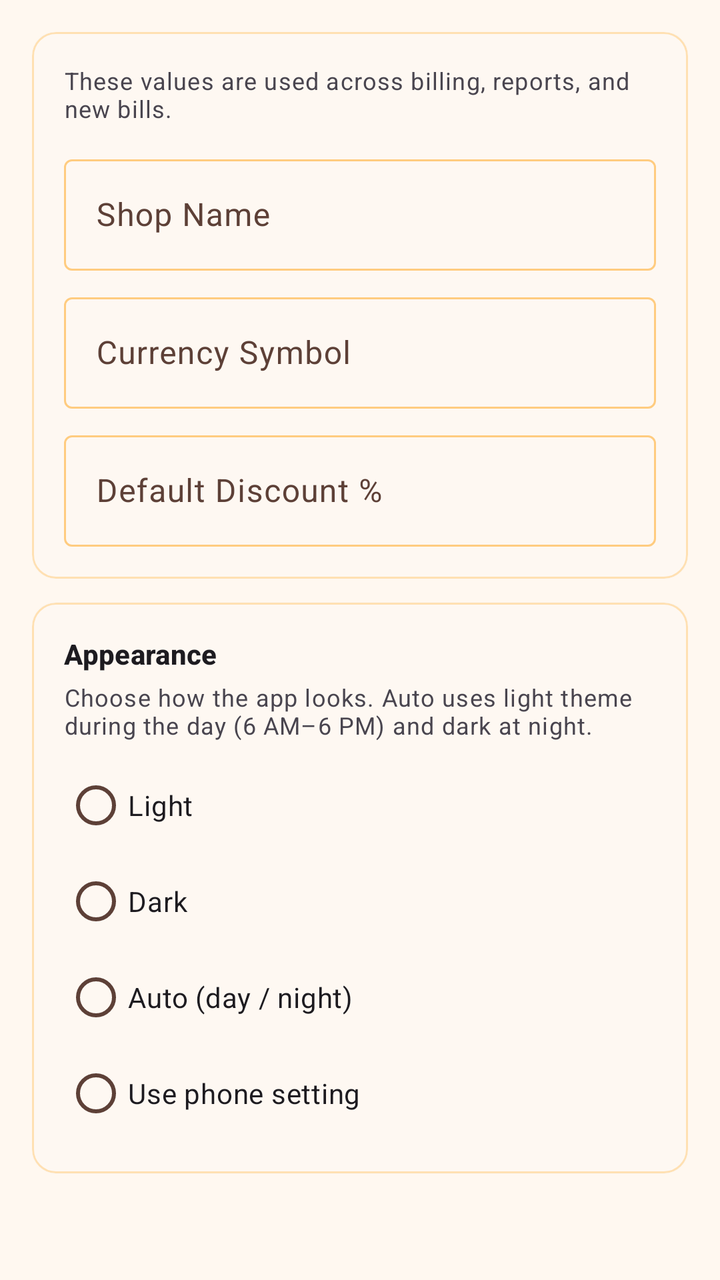
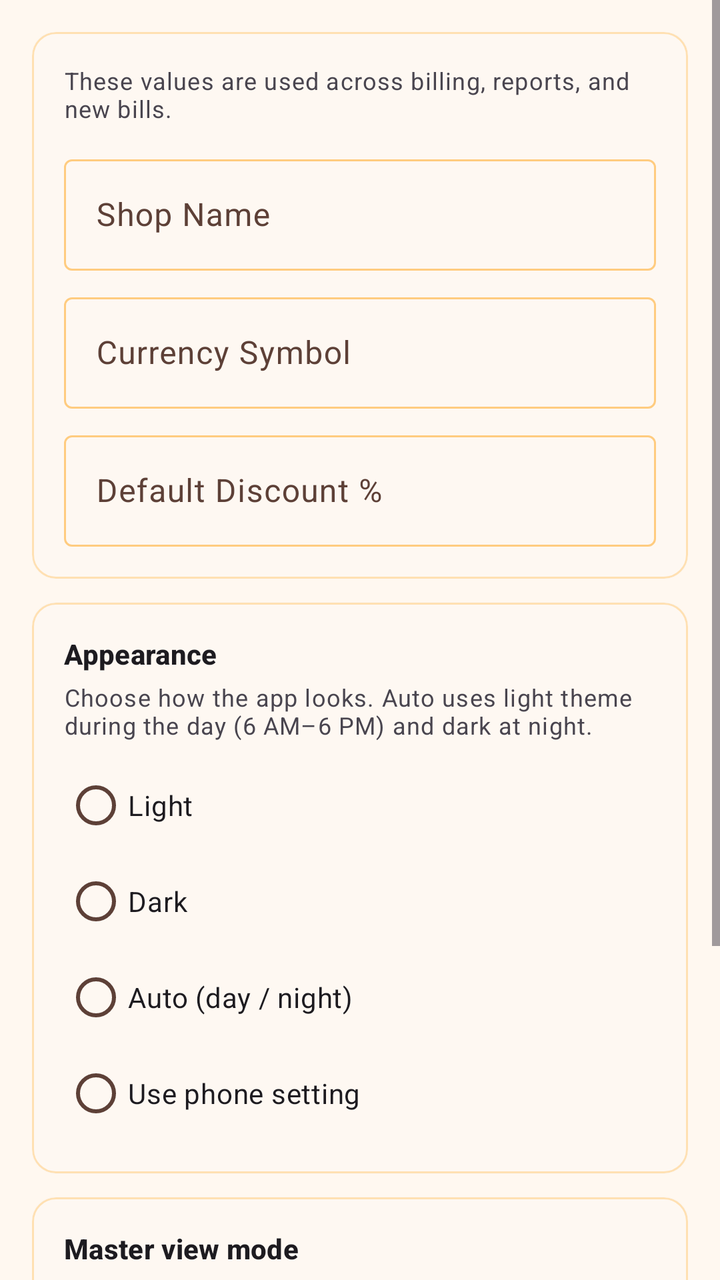

Screens rendered from an Android XML layout before and after an edit, with the pre-edit source and the edit as a unified diff.
<!-- AndroidManifest.xml: application theme Theme.VikrSaathi -->
<!-- res/layout/fragment_general_settings.xml -->
<?xml version="1.0" encoding="utf-8"?>
<ScrollView xmlns:android="http://schemas.android.com/apk/res/android"
    xmlns:app="http://schemas.android.com/apk/res-auto"
    android:layout_width="match_parent"
    android:layout_height="match_parent"
    android:fillViewport="true">

    <LinearLayout
        android:layout_width="match_parent"
        android:layout_height="wrap_content"
        android:orientation="vertical"
        android:padding="16dp">

        <com.google.android.material.card.MaterialCardView
            android:layout_width="match_parent"
            android:layout_height="wrap_content"
            app:cardElevation="1dp"
            app:contentPadding="16dp">

            <LinearLayout
                android:layout_width="match_parent"
                android:layout_height="wrap_content"
                android:orientation="vertical">

                <TextView
                    android:layout_width="match_parent"
                    android:layout_height="wrap_content"
                    android:text="@string/settings_general_page_hint"
                    android:textAppearance="?attr/textAppearanceBodySmall"
                    android:textColor="?android:attr/textColorSecondary" />

                <com.google.android.material.textfield.TextInputLayout
                    style="@style/Widget.Material3.TextInputLayout.OutlinedBox"
                    android:layout_width="match_parent"
                    android:layout_height="wrap_content"
                    android:layout_marginTop="12dp"
                    android:hint="@string/shop_name">

                    <com.google.android.material.textfield.TextInputEditText
                        android:id="@+id/editShopName"
                        android:layout_width="match_parent"
                        android:layout_height="wrap_content"
                        android:inputType="text" />
                </com.google.android.material.textfield.TextInputLayout>

                <com.google.android.material.textfield.TextInputLayout
                    style="@style/Widget.Material3.TextInputLayout.OutlinedBox"
                    android:layout_width="match_parent"
                    android:layout_height="wrap_content"
                    android:layout_marginTop="8dp"
                    android:hint="@string/currency_symbol">

                    <com.google.android.material.textfield.TextInputEditText
                        android:id="@+id/editCurrencySymbol"
                        android:layout_width="match_parent"
                        android:layout_height="wrap_content"
                        android:inputType="text" />
                </com.google.android.material.textfield.TextInputLayout>

                <com.google.android.material.textfield.TextInputLayout
                    style="@style/Widget.Material3.TextInputLayout.OutlinedBox"
                    android:layout_width="match_parent"
                    android:layout_height="wrap_content"
                    android:layout_marginTop="8dp"
                    android:hint="@string/default_discount_percent">

                    <com.google.android.material.textfield.TextInputEditText
                        android:id="@+id/editDefaultDiscount"
                        android:layout_width="match_parent"
                        android:layout_height="wrap_content"
                        android:inputType="numberDecimal" />
                </com.google.android.material.textfield.TextInputLayout>
            </LinearLayout>
        </com.google.android.material.card.MaterialCardView>

        <com.google.android.material.card.MaterialCardView
            android:layout_width="match_parent"
            android:layout_height="wrap_content"
            android:layout_marginTop="12dp"
            app:cardElevation="1dp"
            app:contentPadding="16dp">

            <LinearLayout
                android:layout_width="match_parent"
                android:layout_height="wrap_content"
                android:orientation="vertical">

                <TextView
                    android:layout_width="match_parent"
                    android:layout_height="wrap_content"
                    android:text="@string/theme_appearance_section"
                    android:textAppearance="?attr/textAppearanceTitleSmall"
                    android:textStyle="bold" />

                <TextView
                    android:layout_width="match_parent"
                    android:layout_height="wrap_content"
                    android:layout_marginTop="4dp"
                    android:text="@string/theme_mode_hint"
                    android:textAppearance="?attr/textAppearanceBodySmall"
                    android:textColor="?android:attr/textColorSecondary" />

                <RadioGroup
                    android:id="@+id/radioThemeMode"
                    android:layout_width="match_parent"
                    android:layout_height="wrap_content"
                    android:layout_marginTop="8dp">

                    <com.google.android.material.radiobutton.MaterialRadioButton
                        android:id="@+id/radioThemeLight"
                        android:layout_width="match_parent"
                        android:layout_height="wrap_content"
                        android:text="@string/theme_mode_light" />

                    <com.google.android.material.radiobutton.MaterialRadioButton
                        android:id="@+id/radioThemeDark"
                        android:layout_width="match_parent"
                        android:layout_height="wrap_content"
                        android:text="@string/theme_mode_dark" />

                    <com.google.android.material.radiobutton.MaterialRadioButton
                        android:id="@+id/radioThemeAuto"
                        android:layout_width="match_parent"
                        android:layout_height="wrap_content"
                        android:text="@string/theme_mode_auto" />

                    <com.google.android.material.radiobutton.MaterialRadioButton
                        android:id="@+id/radioThemeSystem"
                        android:layout_width="match_parent"
                        android:layout_height="wrap_content"
                        android:text="@string/theme_mode_system" />
                </RadioGroup>
            </LinearLayout>
        </com.google.android.material.card.MaterialCardView>
    </LinearLayout>
</ScrollView>
<!-- resources referenced by this layout -->
<resources>
  <string name="currency_symbol">Currency Symbol</string>
  <string name="default_discount_percent">Default Discount %</string>
  <string name="settings_general_page_hint">These values are used across billing, reports, and new bills.</string>
  <string name="shop_name">Shop Name</string>
  <string name="theme_appearance_section">Appearance</string>
  <string name="theme_mode_auto">Auto (day / night)</string>
  <string name="theme_mode_dark">Dark</string>
  <string name="theme_mode_hint">Choose how the app looks. Auto uses light theme during the day (6 AM–6 PM) and dark at night.</string>
  <string name="theme_mode_light">Light</string>
  <string name="theme_mode_system">Use phone setting</string>
  <style name="Theme.VikrSaathi" parent="Theme.Material3.DayNight.NoActionBar">
          <item name="colorPrimary">@color/orange_primary</item>
          <item name="colorPrimaryDark">@color/orange_primary_dark</item>
          <item name="colorPrimaryVariant">@color/orange_primary_dark</item>
          <item name="colorOnPrimary">@color/orange_on_primary</item>
          <item name="colorSecondary">@color/orange_accent</item>
          <item name="colorSecondaryVariant">@color/orange_700</item>
          <item name="colorOnSecondary">@color/black</item>
          <item name="colorPrimaryContainer">@color/orange_100</item>
          <item name="colorOnPrimaryContainer">@color/orange_900</item>
          <item name="colorSurface">@color/surface_card</item>
          <item name="colorOnSurface">@color/text_primary_dark</item>
          <item name="colorSurfaceVariant">@color/orange_surface</item>
          <item name="colorOnSurfaceVariant">@color/text_secondary_dark</item>
          <item name="colorOutline">@color/stroke_default</item>
          <item name="colorOutlineVariant">@color/stroke_subtle</item>
          <item name="android:colorBackground">@color/orange_surface</item>
          <item name="android:statusBarColor">@color/orange_primary_dark</item>
          <item name="android:navigationBarColor">@color/orange_primary_dark</item>
          <item name="materialSwitchStyle">@style/VikrSaathiSwitch</item>
          <item name="materialButtonOutlinedStyle">@style/VikrSaathiOutlinedButton</item>
      </style>
  <color name="orange_primary">#F57C00</color>
  <color name="orange_primary_dark">#E65100</color>
  <color name="orange_on_primary">#FFFFFF</color>
  <color name="orange_accent">#FFB74D</color>
  <color name="orange_700">#F57C00</color>
  <color name="black">#FF000000</color>
  <color name="orange_100">#FFE0B2</color>
  <color name="orange_900">#E65100</color>
  <color name="surface_card">#FFFFFF</color>
  <color name="text_primary_dark">#212121</color>
  <color name="orange_surface">#FFF8F0</color>
  <color name="text_secondary_dark">#5D4037</color>
  <color name="stroke_default">@color/orange_200</color>
  <color name="stroke_subtle">@color/orange_100</color>
  <style name="VikrSaathiSwitch" parent="Widget.Material3.CompoundButton.MaterialSwitch">
          <item name="thumbTint">@color/switch_thumb_tint</item>
          <item name="trackTint">@color/switch_track_tint</item>
          <item name="trackDecorationTint">@color/switch_track_decoration_tint</item>
      </style>
  <style name="VikrSaathiOutlinedButton" parent="Widget.Material3.Button.OutlinedButton">
          <item name="android:textColor">@color/button_outlined_text</item>
          <item name="strokeColor">@color/button_outlined_stroke</item>
      </style>
  <color name="orange_200">#FFCC80</color>
</resources>

<!-- the commit's change to res/layout/fragment_general_settings.xml (unified diff, before → after) -->
@@ -132,5 +132,59 @@
                 </RadioGroup>
             </LinearLayout>
         </com.google.android.material.card.MaterialCardView>
+
+        <com.google.android.material.card.MaterialCardView
+            android:layout_width="match_parent"
+            android:layout_height="wrap_content"
+            android:layout_marginTop="12dp"
+            app:cardElevation="1dp"
+            app:contentPadding="16dp">
+
+            <LinearLayout
+                android:layout_width="match_parent"
+                android:layout_height="wrap_content"
+                android:orientation="vertical">
+
+                <TextView
+                    android:layout_width="match_parent"
+                    android:layout_height="wrap_content"
+                    android:text="@string/master_view_mode_section"
+                    android:textAppearance="?attr/textAppearanceTitleSmall"
+                    android:textStyle="bold" />
+
+                <TextView
+                    android:layout_width="match_parent"
+                    android:layout_height="wrap_content"
+                    android:layout_marginTop="4dp"
+                    android:text="@string/master_view_mode_hint"
+                    android:textAppearance="?attr/textAppearanceBodySmall"
+                    android:textColor="?android:attr/textColorSecondary" />
+
+                <RadioGroup
+                    android:id="@+id/radioMasterViewMode"
+                    android:layout_width="match_parent"
+                    android:layout_height="wrap_content"
+                    android:layout_marginTop="8dp">
+
+                    <com.google.android.material.radiobutton.MaterialRadioButton
+                        android:id="@+id/radioMasterViewComfortable"
+                        android:layout_width="match_parent"
+                        android:layout_height="wrap_content"
+                        android:text="@string/view_mode_comfortable" />
+
+                    <com.google.android.material.radiobutton.MaterialRadioButton
+                        android:id="@+id/radioMasterViewCompact"
+                        android:layout_width="match_parent"
+                        android:layout_height="wrap_content"
+                        android:text="@string/view_mode_compact" />
+
+                    <com.google.android.material.radiobutton.MaterialRadioButton
+                        android:id="@+id/radioMasterViewDetails"
+                        android:layout_width="match_parent"
+                        android:layout_height="wrap_content"
+                        android:text="@string/view_mode_details" />
+                </RadioGroup>
+            </LinearLayout>
+        </com.google.android.material.card.MaterialCardView>
     </LinearLayout>
 </ScrollView>
<!-- resource entries referenced after the edit -->
@@ -2,6 +2,8 @@
 <resources>
   <string name="currency_symbol">Currency Symbol</string>
   <string name="default_discount_percent">Default Discount %</string>
+  <string name="master_view_mode_hint">Default list density for Customers, Items, Inventory, and Bills History. A choice made on a screen overrides this for that screen only.</string>
+  <string name="master_view_mode_section">Master view mode</string>
   <string name="settings_general_page_hint">These values are used across billing, reports, and new bills.</string>
   <string name="shop_name">Shop Name</string>
   <string name="theme_appearance_section">Appearance</string>
@@ -10,6 +12,9 @@
   <string name="theme_mode_hint">Choose how the app looks. Auto uses light theme during the day (6 AM–6 PM) and dark at night.</string>
   <string name="theme_mode_light">Light</string>
   <string name="theme_mode_system">Use phone setting</string>
+  <string name="view_mode_comfortable">Comfortable</string>
+  <string name="view_mode_compact">Compact</string>
+  <string name="view_mode_details">Details</string>
   <style name="Theme.VikrSaathi" parent="Theme.Material3.DayNight.NoActionBar">
           <item name="colorPrimary">@color/orange_primary</item>
           <item name="colorPrimaryDark">@color/orange_primary_dark</item>
